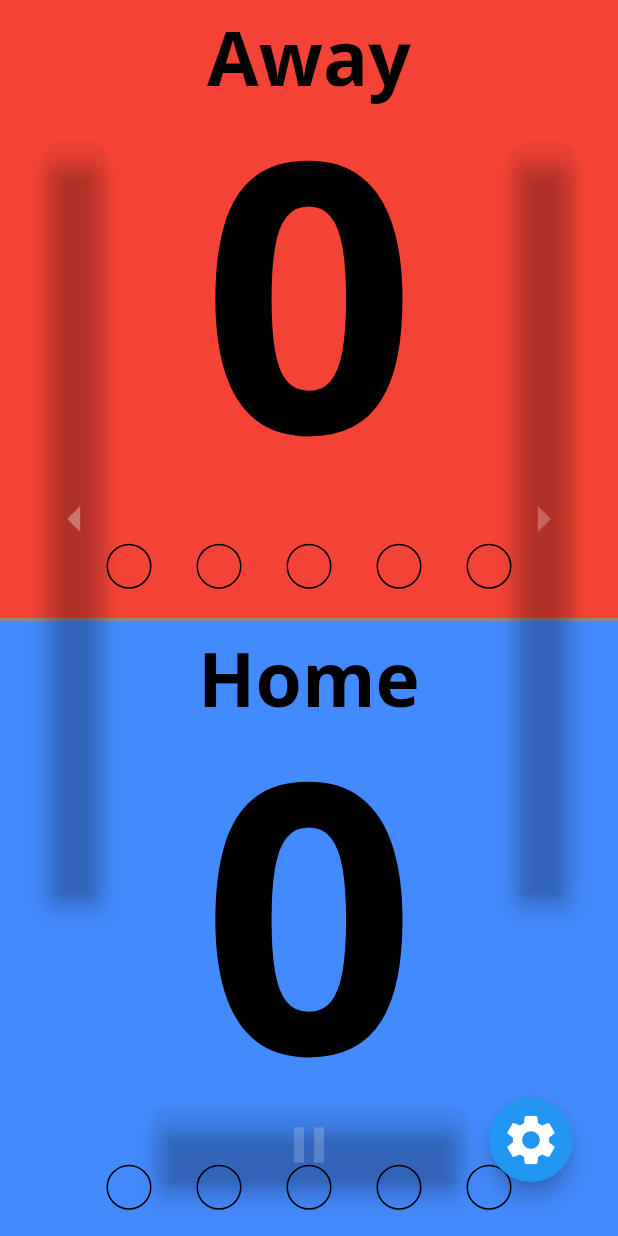
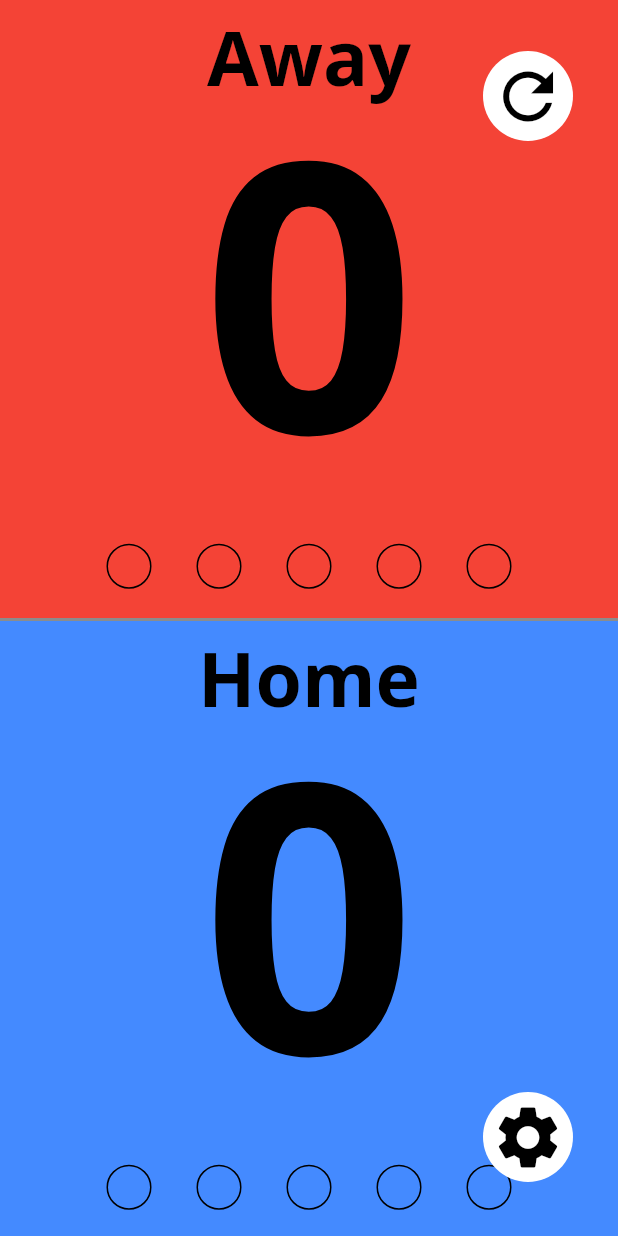
Before and after one commit to alpiepho/scoreboard_tap_tn2, a Flutter app: the screen it shows after launch, on a phone screen of 412 x 824 dp. Run offline on Flutter 3.47's test engine with Material 2 defaults, Android fonts, the phone set to English and light mode, and no system bars; our stand-ins replace file_picker, google_fonts, shared_preferences, url_launcher_web; missing offline and left inert: shared_preferences_web.

Commit message:
hooked refresh to fake list; issue with color

```diff
--- /dev/null
+++ b/lib/components/floating_buttons.dart
@@ -0,0 +1,139 @@
+import 'package:flutter/material.dart';
+import 'package:scoreboard_tap_tn2/components/refresh_button.dart';
+import 'package:scoreboard_tap_tn2/components/settings_button.dart';
+import 'package:scoreboard_tap_tn2/components/settings_modal.dart';
+import 'package:scoreboard_tap_tn2/engine.dart';
+
+class FloatingButtons extends StatelessWidget {
+  const FloatingButtons({
+    Key? key,
+    required this.screenHeight,
+    required this.screenWidth,
+    required this.engine,
+    required this.onRefreshFromReflector,
+    required this.onSavePending,
+    required this.onSaveReflector,
+  }) : super(key: key);
+
+  final double screenHeight;
+  final double screenWidth;
+  final Engine engine;
+  final Function? onRefreshFromReflector;
+  final Function? onSavePending;
+  final Function? onSaveReflector;
+
+  @override
+  Widget build(BuildContext context) {
+    return Stack(
+      fit: StackFit.expand,
+      children: [
+        // Positioned(
+        //   left: 30,
+        //   bottom: (screenHeight / 2) - 200,
+        //   child: SizedBox(
+        //     height: 500,
+        //     width: 40,
+        //     child: FloatingActionButton(
+        //       heroTag: 'back',
+        //       onPressed: onPreviousItem as Function()?,
+        //       child: const Icon(
+        //         Icons.arrow_left,
+        //         size: 40,
+        //         color: Color(0x55ffffff),
+        //       ),
+        //       shape: RoundedRectangleBorder(
+        //         borderRadius: BorderRadius.circular(10),
+        //       ),
+        //       backgroundColor: const Color(0x00000000),
+        //       foregroundColor: const Color(0x00000000),
+        //       focusColor: const Color(0x00000000),
+        //       hoverColor: const Color(0x11000000),
+        //       splashColor: const Color(0x00000000),
+        //       elevation: (allowHideButtons ? 0.0 : 6.0),
+        //     ),
+        //   ),
+        // ),
+        // Positioned(
+        //   bottom: (screenHeight / 2) - 200,
+        //   right: 30,
+        //   child: SizedBox(
+        //     height: 500,
+        //     width: 40,
+        //     child: FloatingActionButton(
+        //       heroTag: 'next',
+        //       onPressed: onNextItem as Function()?,
+        //       child: const Icon(
+        //         Icons.arrow_right,
+        //         size: 40,
+        //         color: Color(0x40ffffff),
+        //       ),
+        //       shape: RoundedRectangleBorder(
+        //         borderRadius: BorderRadius.circular(10),
+        //       ),
+        //       backgroundColor: const Color(0x00000000),
+        //       foregroundColor: const Color(0x00000000),
+        //       focusColor: const Color(0x00000000),
+        //       hoverColor: const Color(0x11000000),
+        //       splashColor: const Color(0x00000000),
+        //       elevation: (allowHideButtons ? 0.0 : 6.0),
+        //     ),
+        //   ),
+        // ),
+        // Positioned(
+        //   bottom: 20,
+        //   right: (screenWidth / 4),
+        //   child: SizedBox(
+        //     height: 50,
+        //     width: screenWidth / 2,
+        //     child: FloatingActionButton(
+        //       heroTag: 'pause',
+        //       onPressed: onTogglePause as Function()?,
+        //       child: Icon(
+        //         (paused ? Icons.play_arrow : Icons.pause),
+        //         size: 40,
+        //         color: const Color(0x30ffffff),
+        //       ),
+        //       shape: RoundedRectangleBorder(
+        //         borderRadius: BorderRadius.circular(10),
+        //       ),
+        //       backgroundColor: const Color(0x00000000),
+        //       foregroundColor: const Color(0x00000000),
+        //       focusColor: const Color(0x00000000),
+        //       hoverColor: const Color(0x11000000),
+        //       splashColor: const Color(0x00000000),
+        //       elevation: (allowHideButtons ? 0.0 : 6.0),
+        //     ),
+        //   ),
+        // ),
+        Positioned(
+          top: 50,
+          right: 30,
+          child: RefreshButton(onPress: onRefreshFromReflector),
+        ),
+        Positioned(
+          bottom: 20,
+          right: 30,
+          child: SettingsButton(onPress: () {
+            // this._engine.setPending();
+            showModalBottomSheet(
+              context: context,
+              builder: (BuildContext bc) {
+                return SettingsModal(
+                  context,
+                  this.engine,
+                  // _resetBoth,
+                  // _clearBoth,
+                  // _swapTeams,
+                  onSavePending as Function,
+                  onSaveReflector as Function,
+                  // _saveComment,
+                );
+              },
+              isScrollControlled: true,
+            );
+          }),
+        ),
+      ],
+    );
+  }
+}
--- /dev/null
+++ b/lib/components/refresh_button.dart
@@ -0,0 +1,23 @@
+import 'package:flutter/material.dart';
+
+class RefreshButton extends StatelessWidget {
+  RefreshButton({this.onPress});
+
+  final Function? onPress;
+
+  @override
+  Widget build(BuildContext context) {
+    return Container(
+      width: 60,
+      height: 60,
+      child: FloatingActionButton(
+        backgroundColor: Colors.white,
+        foregroundColor: Colors.black,
+        elevation: 0,
+        onPressed: onPress as void Function()?,
+        tooltip: 'Refresh',
+        child: Icon(Icons.refresh, size: 50),
+      ),
+    );
+  }
+}
--- a/lib/engine.dart
+++ b/lib/engine.dart
@@ -39,7 +39,7 @@ class Engine {
   String reflectorSite = "";
   String reflectorComment = "";
 
-  late List<String> list;
+  late List<String> list = [];
 
   Engine();
 
@@ -176,10 +176,10 @@ class Engine {
       List<String> parts = list.last.split(",");
 
       if (parts.length == 13) {
-        colorBackgroundLeft = Color(parseReflectorHex(parts[2]));
-        colorTextLeft = Color(parseReflectorHex(parts[3]));
-        colorBackgroundRight = Color(parseReflectorHex(parts[4]));
-        colorTextRight = Color(parseReflectorHex(parts[5]));
+        // colorBackgroundLeft = Color(parseReflectorHex(parts[2]));
+        // colorTextLeft = Color(parseReflectorHex(parts[3]));
+        // colorBackgroundRight = Color(parseReflectorHex(parts[4]));
+        // colorTextRight = Color(parseReflectorHex(parts[5]));
 
         labelLeft = parts[6];
         labelRight = parts[7];
--- a/lib/floating_buttons.dart
+++ /dev/null
@@ -1,123 +0,0 @@
-import 'package:flutter/material.dart';
-
-class FloatingButtons extends StatelessWidget {
-  const FloatingButtons({
-    Key? key,
-    required this.screenHeight,
-    required this.screenWidth,
-    required this.paused,
-    required this.allowHideButtons,
-    required this.onPreviousItem,
-    required this.onNextItem,
-    required this.onTogglePause,
-    required this.onHelp,
-  }) : super(key: key);
-
-  final double screenHeight;
-  final double screenWidth;
-  final bool paused;
-  final bool allowHideButtons;
-  final Function? onPreviousItem;
-  final Function? onNextItem;
-  final Function? onTogglePause;
-  final Function? onHelp;
-
-  @override
-  Widget build(BuildContext context) {
-    return Stack(
-      fit: StackFit.expand,
-      children: [
-        Positioned(
-          left: 30,
-          bottom: (screenHeight / 2) - 200,
-          child: SizedBox(
-            height: 500,
-            width: 40,
-            child: FloatingActionButton(
-              heroTag: 'back',
-              onPressed: onPreviousItem as Function()?,
-              child: const Icon(
-                Icons.arrow_left,
-                size: 40,
-                color: Color(0x55ffffff),
-              ),
-              shape: RoundedRectangleBorder(
-                borderRadius: BorderRadius.circular(10),
-              ),
-              backgroundColor: const Color(0x00000000),
-              foregroundColor: const Color(0x00000000),
-              focusColor: const Color(0x00000000),
-              hoverColor: const Color(0x11000000),
-              splashColor: const Color(0x00000000),
-              elevation: (allowHideButtons ? 0.0 : 6.0),
-            ),
-          ),
-        ),
-        Positioned(
-          bottom: (screenHeight / 2) - 200,
-          right: 30,
-          child: SizedBox(
-            height: 500,
-            width: 40,
-            child: FloatingActionButton(
-              heroTag: 'next',
-              onPressed: onNextItem as Function()?,
-              child: const Icon(
-                Icons.arrow_right,
-                size: 40,
-                color: Color(0x40ffffff),
-              ),
-              shape: RoundedRectangleBorder(
-                borderRadius: BorderRadius.circular(10),
-              ),
-              backgroundColor: const Color(0x00000000),
-              foregroundColor: const Color(0x00000000),
-              focusColor: const Color(0x00000000),
-              hoverColor: const Color(0x11000000),
-              splashColor: const Color(0x00000000),
-              elevation: (allowHideButtons ? 0.0 : 6.0),
-            ),
-          ),
-        ),
-        Positioned(
-          bottom: 20,
-          right: (screenWidth / 4),
-          child: SizedBox(
-            height: 50,
-            width: screenWidth / 2,
-            child: FloatingActionButton(
-              heroTag: 'pause',
-              onPressed: onTogglePause as Function()?,
-              child: Icon(
-                (paused ? Icons.play_arrow : Icons.pause),
-                size: 40,
-                color: const Color(0x30ffffff),
-              ),
-              shape: RoundedRectangleBorder(
-                borderRadius: BorderRadius.circular(10),
-              ),
-              backgroundColor: const Color(0x00000000),
-              foregroundColor: const Color(0x00000000),
-              focusColor: const Color(0x00000000),
-              hoverColor: const Color(0x11000000),
-              splashColor: const Color(0x00000000),
-              elevation: (allowHideButtons ? 0.0 : 6.0),
-            ),
-          ),
-        ),
-        Positioned(
-          bottom: 20,
-          right: 30,
-          child: FloatingActionButton(
-            heroTag: 'settings',
-            onPressed: onHelp as Function()?,
-            child: const Icon(
-              Icons.settings,
-              size: 40,
-            ),
-          ),
-        ),
-      ],
-    );
-  }
-}
--- a/lib/screens/scores_page.dart
+++ b/lib/screens/scores_page.dart
@@ -6,7 +6,7 @@ import 'package:scoreboard_tap_tn2/components/score_card_content.dart';
 //import 'package:scoreboard_tap_tn2/components/settings_modal.dart';
 import 'package:scoreboard_tap_tn2/constants.dart';
 import 'package:scoreboard_tap_tn2/engine.dart';
-import 'package:scoreboard_tap_tn2/floating_buttons.dart';
+import 'package:scoreboard_tap_tn2/components/floating_buttons.dart';
 import 'package:shared_preferences/shared_preferences.dart';
 // import 'package:url_launcher/url_launcher.dart';
 
@@ -43,6 +43,35 @@ class _ScoresPageState extends State<ScoresPage> {
   // double _panPositionYRight = 0.0;
 
   Engine _engine = Engine();
+
+  List<String> _list = [
+    "2022-08-07_06:42:20,dude,aa45e45,36f8334,aa45e45,1dfb4c10,Away2,Home2,1,1,15,5,1",
+    "2022-08-07_06:42:15,dude,aa45e45,36f8334,aa45e45,1dfb4c10,Away2,Home2,0,1,15,5,1",
+    "2022-08-07_06:42:15,dude,aa45e45,36f8334,aa45e45,1dfb4c10,Away2,Home2,0,1,14,5,1",
+    "2022-08-07_06:42:15,dude,aa45e45,36f8334,aa45e45,1dfb4c10,Away2,Home2,0,1,13,5,1",
+    "2022-08-07_06:42:15,dude,aa45e45,36f8334,aa45e45,1dfb4c10,Away2,Home2,0,1,12,5,1",
+    "2022-08-07_06:42:11,dude,aa45e45,36f8334,aa45e45,1dfb4c10,Away2,Home2,0,1,11,5,1",
+    "2022-08-07_06:42:03,dude,aa45e45,36f8334,aa45e45,1dfb4c10,Away2,Home2,0,1,11,5,1",
+    "2022-08-07_06:41:59,dude,aa45e45,36f8334,aa45e45,1dfb4c10,Away2,Home2,0,0,11,5,1",
+    "2022-08-07_06:41:59,dude,aa45e45,36f8334,aa45e45,1dfb4c10,Away2,Home2,0,0,10,5,1",
+    "2022-08-07_06:41:58,dude,aa45e45,36f8334,aa45e45,1dfb4c10,Away2,Home2,0,0,9,5,1",
+    "2022-08-07_06:41:58,dude,aa45e45,36f8334,aa45e45,1dfb4c10,Away2,Home2,0,0,8,5,1",
+    "2022-08-07_06:41:58,dude,aa45e45,36f8334,aa45e45,1dfb4c10,Away2,Home2,0,0,7,5,1",
+    "2022-08-07_06:41:58,dude,aa45e45,36f8334,aa45e45,1dfb4c10,Away2,Home2,0,0,6,5,1",
+    "2022-08-07_06:41:57,dude,aa45e45,36f8334,aa45e45,1dfb4c10,Away2,Home2,0,0,5,5,2",
+    "2022-08-07_06:41:57,dude,aa45e45,36f8334,aa45e45,1dfb4c10,Away2,Home2,0,0,5,4,2",
+    "2022-08-07_06:41:56,dude,aa45e45,36f8334,aa45e45,1dfb4c10,Away2,Home2,0,0,5,3,2",
+    "2022-08-07_06:41:56,dude,aa45e45,36f8334,aa45e45,1dfb4c10,Away2,Home2,0,0,5,2,2",
+    "2022-08-07_06:41:56,dude,aa45e45,36f8334,aa45e45,1dfb4c10,Away2,Home2,0,0,5,1,2",
+    "2022-08-07_06:41:54,dude,aa45e45,36f8334,aa45e45,1dfb4c10,Away2,Home2,0,0,5,0,1",
+    "2022-08-07_06:41:38,dude,aa45e45,36f8334,aa45e45,1dfb4c10,Away,Home,0,0,5,0,1",
+    "2022-08-07_06:41:38,dude,aa45e45,36f8334,aa45e45,1dfb4c10,Away,Home,0,0,4,0,1",
+    "2022-08-07_06:41:38,dude,aa45e45,36f8334,aa45e45,1dfb4c10,Away,Home,0,0,3,0,1",
+    "2022-08-07_06:41:37,dude,aa45e45,36f8334,aa45e45,1dfb4c10,Away,Home,0,0,2,0,1",
+    "2022-08-07_06:41:37,dude,aa45e45,36f8334,aa45e45,1dfb4c10,Away,Home,0,0,1,0,1",
+    "2022-08-07_06:41:34,dude,aa45e45,36f8334,aa45e45,1dfb4c10,Away,Home,0,0,0,0,2",
+  ];
+  int _index = -1;
 
   void _loadEngine() async {
     final prefs = await SharedPreferences.getInstance();
@@ -279,6 +308,19 @@ class _ScoresPageState extends State<ScoresPage> {
   //   Navigator.of(context).pop();
   //   _reflectorSendScores();
   // }
+
+  void _refreshReflector() async {
+    // TODO: add real access
+    // FAKE: cycle thru fake_list
+    if (_index < 0) _index = _list.length - 1;
+    String event = _list[_index];
+    _index--;
+
+    this._engine.listAdd(event);
+    this._engine.parseLastRefelector();
+
+    _fromEngine();
+  }
 
   void _savePending() async {
     // this._engine.savePending();
@@ -639,12 +681,10 @@ class _ScoresPageState extends State<ScoresPage> {
       floatingActionButton: FloatingButtons(
         screenHeight: screenHeight,
         screenWidth: screenWidth,
-        paused: false,
-        allowHideButtons: false,
-        onPreviousItem: () {},
-        onNextItem: () {},
-        onTogglePause: () {},
-        onHelp: () {},
+        engine: _engine,
+        onRefreshFromReflector: _refreshReflector,
+        onSavePending: _savePending,
+        onSaveReflector: _saveReflector,
       ),
     );
   }
```
Also changed, not shown: lib/components/settings_modal.dart (+38 -1 lines), 1 other file.
